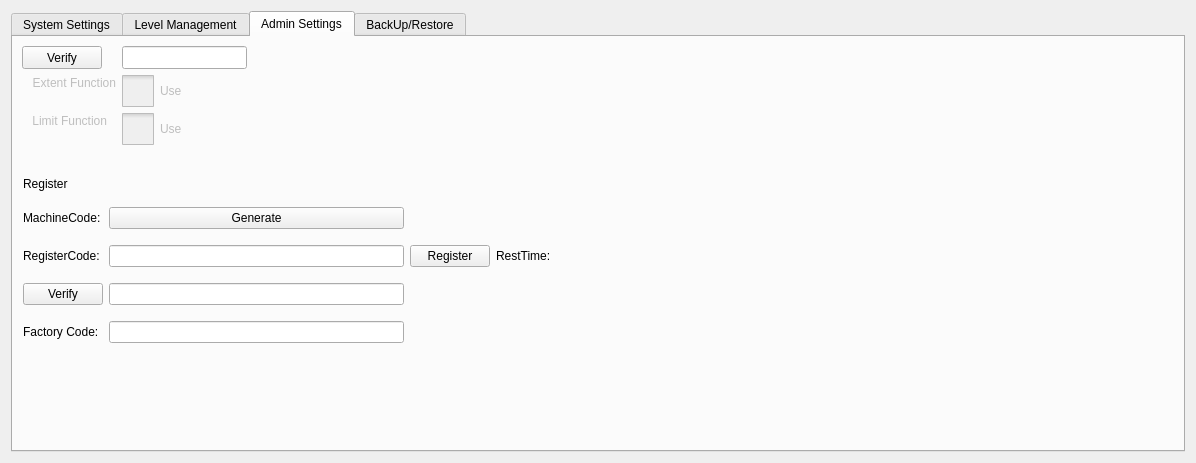
Before: the Qt Designer form hcsettings/ichcsystemsettingsframe.ui in dongdong-2009/3-5AxisRobot, drawn with Qt 5.
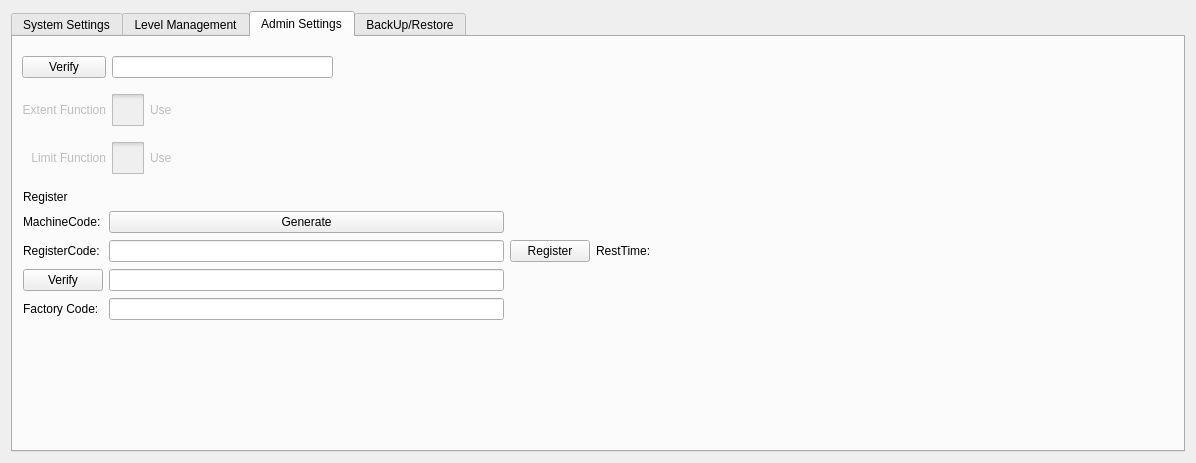
After: the same form once the commit is applied. The open tabs and pages were chosen to show the change. Icons and pictures are not drawn. Custom widgets are drawn as their Qt base class.

What changed in the file:
```diff
--- a/hcsettings/ichcsystemsettingsframe.ui
+++ b/hcsettings/ichcsystemsettingsframe.ui
@@ -757,168 +757,22 @@
       <attribute name="title">
        <string>Admin Settings</string>
       </attribute>
-      <widget class="ICLineEditWithVirtualKeyboard" name="pwdEdit">
-       <property name="enabled">
-        <bool>true</bool>
-       </property>
-       <property name="geometry">
-        <rect>
-         <x>109</x>
-         <y>9</y>
-         <width>125</width>
-         <height>23</height>
-        </rect>
-       </property>
-       <property name="text">
-        <string notr="true"/>
-       </property>
-       <property name="echoMode">
-        <enum>QLineEdit::Password</enum>
-       </property>
-      </widget>
-      <widget class="QLabel" name="extentLabel">
-       <property name="enabled">
-        <bool>false</bool>
-       </property>
-       <property name="geometry">
-        <rect>
-         <x>9</x>
-         <y>38</y>
-         <width>94</width>
-         <height>16</height>
-        </rect>
-       </property>
-       <property name="text">
-        <string>Extent Function</string>
-       </property>
-       <property name="alignment">
-        <set>Qt::AlignRight|Qt::AlignTrailing|Qt::AlignVCenter</set>
-       </property>
-      </widget>
-      <widget class="QCheckBox" name="extentFunctionCheckBox">
-       <property name="enabled">
-        <bool>false</bool>
-       </property>
-       <property name="geometry">
-        <rect>
-         <x>109</x>
-         <y>38</y>
-         <width>131</width>
-         <height>32</height>
-        </rect>
-       </property>
-       <property name="styleSheet">
-        <string notr="true">::indicator {
-     width: 32px;
-     height: 32px;
- }
-
-::indicator:unchecked 
-{
-     image: url(:/resource/check_unchecked.png);
- }
-::indicator:checked 
-{
-     image: url(:/resource/check_checked.png);
- }
-
-::indicator:checked:disabled
-{
- image: url(:/resource/check_checked_disable.png);
-}
-
-::indicator:unchecked:disabled
-{
- image: url(:/resource/check_unchecked_disable.png);
-}</string>
-       </property>
-       <property name="text">
-        <string>Use</string>
-       </property>
-      </widget>
-      <widget class="QPushButton" name="verifyButton">
-       <property name="geometry">
-        <rect>
-         <x>9</x>
-         <y>9</y>
-         <width>80</width>
-         <height>23</height>
-        </rect>
-       </property>
-       <property name="text">
-        <string>Verify</string>
-       </property>
-      </widget>
-      <widget class="QLabel" name="limitFunctionLabel">
-       <property name="enabled">
-        <bool>false</bool>
-       </property>
-       <property name="geometry">
-        <rect>
-         <x>9</x>
-         <y>76</y>
-         <width>85</width>
-         <height>16</height>
-        </rect>
-       </property>
-       <property name="text">
-        <string>Limit Function</string>
-       </property>
-       <property name="alignment">
-        <set>Qt::AlignRight|Qt::AlignTrailing|Qt::AlignVCenter</set>
-       </property>
-      </widget>
-      <widget class="QCheckBox" name="limitFunctionBox">
-       <property name="enabled">
-        <bool>false</bool>
-       </property>
-       <property name="geometry">
-        <rect>
-         <x>109</x>
-         <y>76</y>
-         <width>121</width>
-         <height>32</height>
-        </rect>
-       </property>
-       <property name="styleSheet">
-        <string notr="true">::indicator {
-     width: 32px;
-     height: 32px;
- }
-
-::indicator:unchecked 
-{
-     image: url(:/resource/check_unchecked.png);
- }
-::indicator:checked 
-{
-     image: url(:/resource/check_checked.png);
- }
-
-::indicator:checked:disabled
-{
- image: url(:/resource/check_checked_disable.png);
-}
-
-::indicator:unchecked:disabled
-{
- image: url(:/resource/check_unchecked_disable.png);
-}</string>
-       </property>
-       <property name="text">
-        <string>Use</string>
-       </property>
-      </widget>
       <widget class="QWidget" name="registerContainer" native="true">
        <property name="geometry">
         <rect>
          <x>10</x>
-         <y>130</y>
-         <width>541</width>
-         <height>191</height>
+         <y>150</y>
+         <width>641</width>
+         <height>141</height>
         </rect>
        </property>
        <layout class="QGridLayout" name="gridLayout">
+        <property name="topMargin">
+         <number>2</number>
+        </property>
+        <property name="bottomMargin">
+         <number>2</number>
+        </property>
         <item row="0" column="0">
          <widget class="QLabel" name="label_36">
           <property name="sizePolicy">
@@ -990,51 +844,11 @@
             <verstretch>0</verstretch>
            </sizepolicy>
           </property>
-          <property name="minimumSize">
-           <size>
-            <width>27</width>
-            <height>0</height>
-           </size>
-          </property>
-          <property name="maximumSize">
-           <size>
-            <width>84</width>
-            <height>16777215</height>
-           </size>
-          </property>
           <property name="text">
            <string>Register</string>
           </property>
          </widget>
         </item>
-        <item row="2" column="3">
-         <widget class="QLabel" name="label_39">
-          <property name="sizePolicy">
-           <sizepolicy hsizetype="Fixed" vsizetype="Fixed">
-            <horstretch>0</horstretch>
-            <verstretch>0</verstretch>
-           </sizepolicy>
-          </property>
-          <property name="minimumSize">
-           <size>
-            <width>29</width>
-            <height>0</height>
-           </size>
-          </property>
-          <property name="maximumSize">
-           <size>
-            <width>84</width>
-            <height>16777215</height>
-           </size>
-          </property>
-          <property name="layoutDirection">
-           <enum>Qt::RightToLeft</enum>
-          </property>
-          <property name="text">
-           <string>RestTime:</string>
-          </property>
-         </widget>
-        </item>
         <item row="2" column="4">
          <widget class="QLabel" name="restTime">
           <property name="sizePolicy">
@@ -1095,6 +909,162 @@
          <widget class="QLabel" name="machineCode">
           <property name="text">
            <string/>
+          </property>
+         </widget>
+        </item>
+        <item row="2" column="3">
+         <widget class="QLabel" name="label_39">
+          <property name="sizePolicy">
+           <sizepolicy hsizetype="Fixed" vsizetype="Fixed">
+            <horstretch>0</horstretch>
+            <verstretch>0</verstretch>
+           </sizepolicy>
+          </property>
+          <property name="minimumSize">
+           <size>
+            <width>29</width>
+            <height>0</height>
+           </size>
+          </property>
+          <property name="maximumSize">
+           <size>
+            <width>84</width>
+            <height>16777215</height>
+           </size>
+          </property>
+          <property name="layoutDirection">
+           <enum>Qt::RightToLeft</enum>
+          </property>
+          <property name="text">
+           <string>RestTime:</string>
+          </property>
+         </widget>
+        </item>
+       </layout>
+      </widget>
+      <widget class="QWidget" name="">
+       <property name="geometry">
+        <rect>
+         <x>9</x>
+         <y>9</y>
+         <width>311</width>
+         <height>141</height>
+        </rect>
+       </property>
+       <layout class="QGridLayout" name="gridLayout_2">
+        <item row="0" column="0">
+         <widget class="QPushButton" name="verifyButton">
+          <property name="text">
+           <string>Verify</string>
+          </property>
+         </widget>
+        </item>
+        <item row="0" column="1">
+         <widget class="ICLineEditWithVirtualKeyboard" name="pwdEdit">
+          <property name="enabled">
+           <bool>true</bool>
+          </property>
+          <property name="text">
+           <string notr="true"/>
+          </property>
+          <property name="echoMode">
+           <enum>QLineEdit::Password</enum>
+          </property>
+         </widget>
+        </item>
+        <item row="1" column="0">
+         <widget class="QLabel" name="extentLabel">
+          <property name="enabled">
+           <bool>false</bool>
+          </property>
+          <property name="text">
+           <string>Extent Function</string>
+          </property>
+          <property name="alignment">
+           <set>Qt::AlignRight|Qt::AlignTrailing|Qt::AlignVCenter</set>
+          </property>
+         </widget>
+        </item>
+        <item row="1" column="1">
+         <widget class="QCheckBox" name="extentFunctionCheckBox">
+          <property name="enabled">
+           <bool>false</bool>
+          </property>
+          <property name="styleSheet">
+           <string notr="true">::indicator {
+     width: 32px;
+     height: 32px;
+ }
+
+::indicator:unchecked 
+{
+     image: url(:/resource/check_unchecked.png);
+ }
+::indicator:checked 
+{
+     image: url(:/resource/check_checked.png);
+ }
+
+::indicator:checked:disabled
+{
+ image: url(:/resource/check_checked_disable.png);
+}
+
+::indicator:unchecked:disabled
+{
+ image: url(:/resource/check_unchecked_disable.png);
+}</string>
+          </property>
+          <property name="text">
+           <string>Use</string>
+          </property>
+         </widget>
+        </item>
+        <item row="2" column="0">
+         <widget class="QLabel" name="limitFunctionLabel">
+          <property name="enabled">
+           <bool>false</bool>
+          </property>
+          <property name="text">
+           <string>Limit Function</string>
+          </property>
+          <property name="alignment">
+           <set>Qt::AlignRight|Qt::AlignTrailing|Qt::AlignVCenter</set>
+          </property>
+         </widget>
+        </item>
+        <item row="2" column="1">
+         <widget class="QCheckBox" name="limitFunctionBox">
+          <property name="enabled">
+           <bool>false</bool>
+          </property>
+          <property name="styleSheet">
+           <string notr="true">::indicator {
+     width: 32px;
+     height: 32px;
+ }
+
+::indicator:unchecked 
+{
+     image: url(:/resource/check_unchecked.png);
+ }
+::indicator:checked 
+{
+     image: url(:/resource/check_checked.png);
+ }
+
+::indicator:checked:disabled
+{
+ image: url(:/resource/check_checked_disable.png);
+}
+
+::indicator:unchecked:disabled
+{
+ image: url(:/resource/check_unchecked_disable.png);
+}</string>
+          </property>
+          <property name="text">
+           <string>Use</string>
           </property>
          </widget>
         </item>
```
